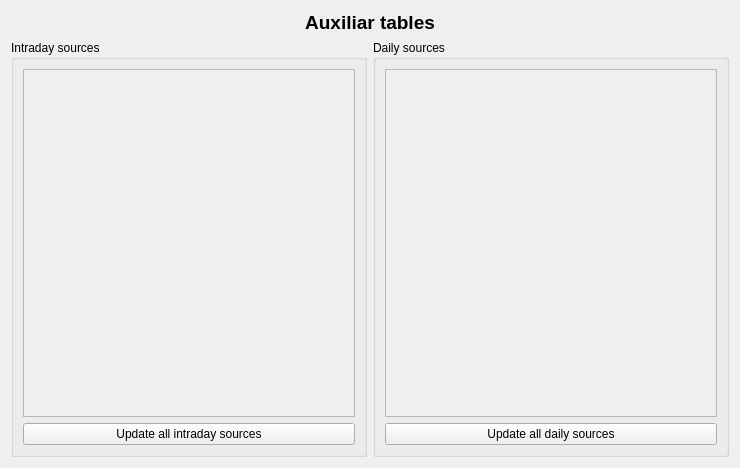
Qt form ui/wdgQuotesUpdate.ui (turulomio/xulpymoney) before a commit.
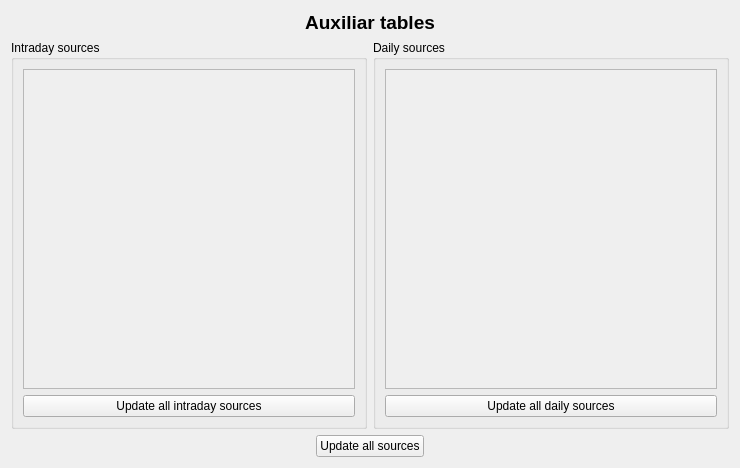
The same form after that commit. Icons and pictures are not drawn.

Commit message: Improving update quotes adding cmdAll sources updates

Diff of the .ui file:
```diff
--- a/ui/wdgQuotesUpdate.ui
+++ b/ui/wdgQuotesUpdate.ui
@@ -13,7 +13,9 @@
   <property name="windowTitle">
    <string>Form</string>
   </property>
-  <layout class="QHBoxLayout" name="horizontalLayout_2">
+  <layout class="QVBoxLayout" name="verticalLayout_6">
+   <item>
+    <layout class="QVBoxLayout" name="verticalLayout_5">
    <item>
     <layout class="QVBoxLayout" name="verticalLayout">
      <item>
@@ -57,8 +59,8 @@
               <rect>
                <x>0</x>
                <y>0</y>
-               <width>342</width>
-               <height>344</height>
+                 <width>341</width>
+                 <height>308</height>
               </rect>
              </property>
              <layout class="QVBoxLayout" name="verticalLayout_7">
@@ -105,8 +107,8 @@
               <rect>
                <x>0</x>
                <y>0</y>
-               <width>342</width>
-               <height>344</height>
+                 <width>341</width>
+                 <height>308</height>
               </rect>
              </property>
              <layout class="QVBoxLayout" name="verticalLayout_3">
@@ -130,6 +132,49 @@
           </item>
          </layout>
         </widget>
+         </item>
+        </layout>
+       </item>
+      </layout>
+     </item>
+     <item>
+      <layout class="QHBoxLayout" name="horizontalLayout_2">
+       <item>
+        <spacer name="horizontalSpacer">
+         <property name="orientation">
+          <enum>Qt::Horizontal</enum>
+         </property>
+         <property name="sizeHint" stdset="0">
+          <size>
+           <width>248</width>
+           <height>17</height>
+          </size>
+         </property>
+        </spacer>
+       </item>
+       <item>
+        <widget class="QPushButton" name="cmdAll">
+         <property name="text">
+          <string>Update all sources</string>
+         </property>
+         <property name="icon">
+          <iconset resource="../images/xulpymoney.qrc">
+           <normaloff>:/xulpymoney/transfer.png</normaloff>:/xulpymoney/transfer.png</iconset>
+         </property>
+        </widget>
+       </item>
+       <item>
+        <spacer name="horizontalSpacer_2">
+         <property name="orientation">
+          <enum>Qt::Horizontal</enum>
+         </property>
+         <property name="sizeHint" stdset="0">
+          <size>
+           <width>40</width>
+           <height>20</height>
+          </size>
+         </property>
+        </spacer>
        </item>
       </layout>
      </item>
```
Lines whose indentation alone changed are shown as unchanged. The commit also changes 5 other files.
